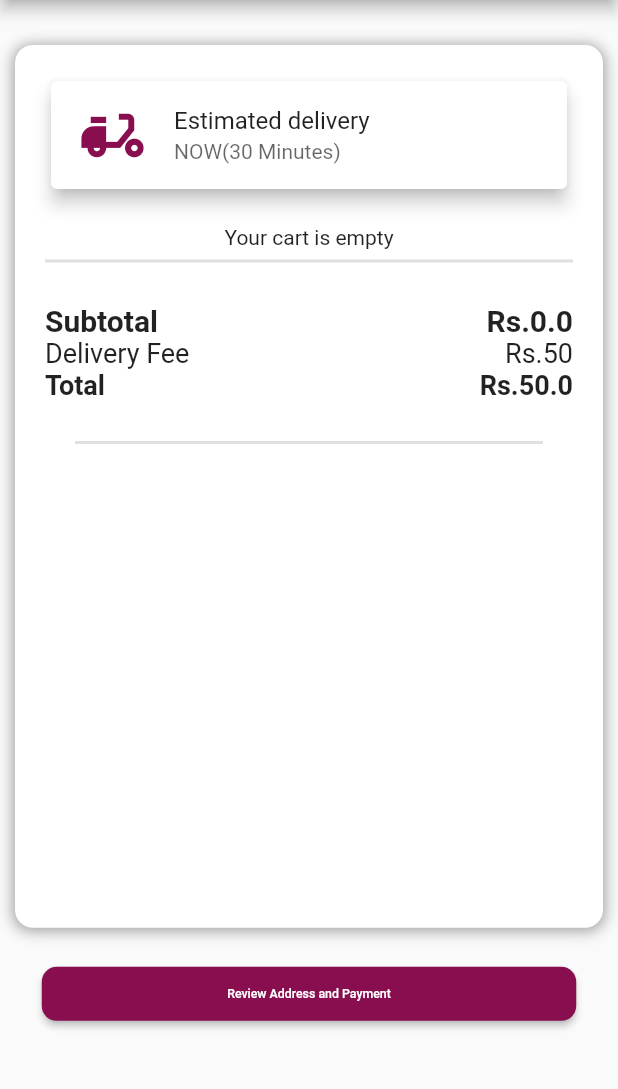
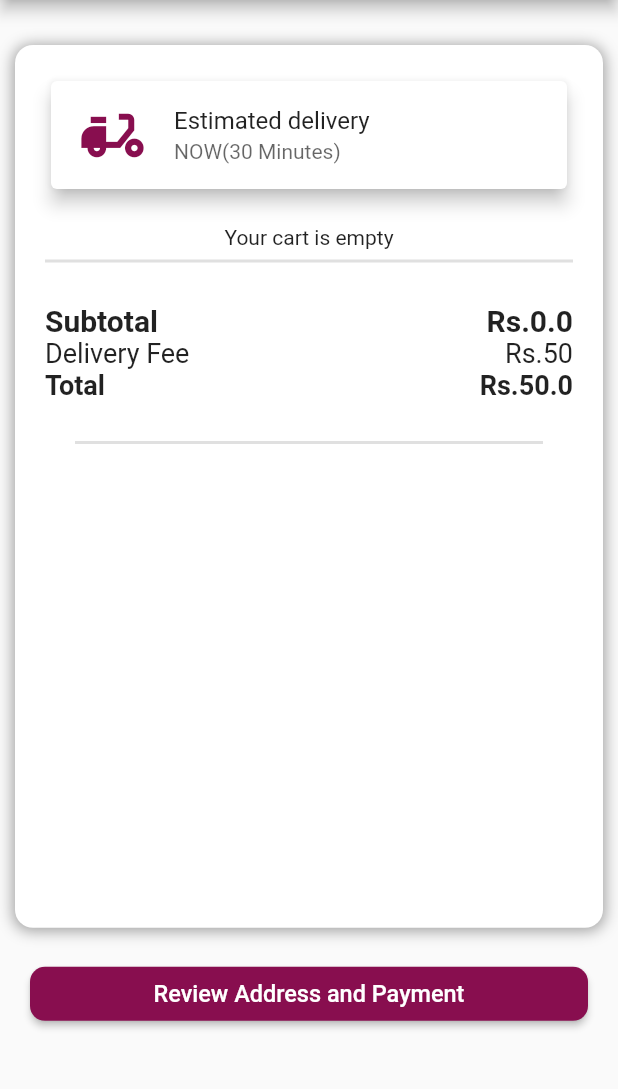
Before and after one commit to awais-tech/baltiApp, a Flutter app: the screen it shows after launch, after a tap on "Login", after a tap on the "shopping cart" icon, on a phone screen of 412 x 824 dp, the part 84-1173 px from its top. Run offline on Flutter 3.47's test engine with Material 2 defaults, Android fonts, the phone set to English and light mode, and no system bars; missing offline and left inert: sign_button; network calls fail.

Commit message:
Review Changings

```diff
--- a/lib/Screens/DetailScreen.dart
+++ b/lib/Screens/DetailScreen.dart
@@ -23,6 +23,7 @@ class ProductDetailScreen extends StatelessWidget {
     return Scaffold(
       appBar: AppBar(
         title: Text(loadedProduct.title),
+        backgroundColor: Colors.pink[900],
       ),
       body: Column(
         children: <Widget>[
--- a/lib/Screens/HomepageScreen.dart
+++ b/lib/Screens/HomepageScreen.dart
@@ -37,7 +37,7 @@ class _HomeScreenState extends State<HomeScreen> {
     return Scaffold(
       appBar: AppBar(
         backgroundColor: Colors.pink[900],
-        title: Text('Home Screen'),
+        title: FittedBox(fit: BoxFit.fitWidth, child: Text('Home Feed')),
         actions: <Widget>[
           PopupMenuButton(
             color: Colors.white,
--- a/lib/Screens/addtocart.dart
+++ b/lib/Screens/addtocart.dart
@@ -190,7 +190,7 @@ class _MycartState extends State<Mycart> {
                             vertical: 25,
                             horizontal: MediaQuery.of(context).size.width -
                                 MediaQuery.of(context).padding.top) *
-                        0.3),
+                        0.2),
                     backgroundColor: MaterialStateProperty.all(
                         Colors.pink[900]), // <-- Button color
                     overlayColor:
@@ -199,14 +199,17 @@ class _MycartState extends State<Mycart> {
                         return Colors.red; // <-- Splash color
                     }),
                   ),
+                  child: FittedBox(
+                    fit: BoxFit.fitWidth,
                     child: Text(
                       "Review Address and Payment",
                       style: TextStyle(
                           color: Colors.white,
                           fontSize: (MediaQuery.of(context).size.width -
                                   MediaQuery.of(context).padding.top) *
-                            0.02),
+                              0.04),
                       textAlign: TextAlign.center,
+                    ),
                   ),
                   onPressed: () => {},
                 ),
--- a/lib/Screens/login screen 1 (2).dart
+++ b/lib/Screens/login screen 1 (2).dart
@@ -142,11 +142,19 @@ class LoginScreen1 extends StatelessWidget {
                                     shape: MaterialStateProperty.all<
                                             RoundedRectangleBorder>(
                                         RoundedRectangleBorder(
-                                      borderRadius: BorderRadius.circular(18.0),
+                                      borderRadius: BorderRadius.circular(10.0),
                                     )),
                                     padding: MaterialStateProperty.all(
                                         EdgeInsets.symmetric(
-                                            vertical: 5, horizontal: 10)),
+                                                vertical: 1.5,
+                                                horizontal:
+                                                    MediaQuery.of(context)
+                                                            .size
+                                                            .width -
+                                                        MediaQuery.of(context)
+                                                            .padding
+                                                            .top) *
+                                            0.1),
                                     backgroundColor: MaterialStateProperty.all(
                                         Colors.pink[900]), // <-- Button color
                                     overlayColor: MaterialStateProperty
@@ -157,20 +165,24 @@ class LoginScreen1 extends StatelessWidget {
                                             .pink[700]; // <-- Splash color
                                     }),
                                   ),
+                                  child: FittedBox(
                                     child: new Row(
+                                      mainAxisAlignment:
+                                          MainAxisAlignment.center,
                                       children: <Widget>[
                                         new Padding(
                                           padding:
-                                            const EdgeInsets.only(left: 10.0),
+                                              const EdgeInsets.only(left: 1.0),
                                           child: Text(
                                             "Login",
-                                          style: TextStyle(color: Colors.white),
+                                            style:
+                                                TextStyle(color: Colors.white),
                                           ),
                                         ),
                                         new Transform.translate(
                                           offset: Offset(15.0, 0.0),
                                           child: new Container(
-                                          padding: const EdgeInsets.all(2.0),
+                                            //padding: const EdgeInsets.all(1.0),
                                             child: TextButton(
                                               child: Icon(
                                                 Icons.arrow_forward,
@@ -186,6 +198,7 @@ class LoginScreen1 extends StatelessWidget {
                                           ),
                                         )
                                       ],
+                                    ),
                                   ),
                                   onPressed: () => {
                                     Navigator.of(context).pushReplacementNamed(
--- a/lib/Screens/signup (1).dart
+++ b/lib/Screens/signup (1).dart
@@ -273,7 +273,7 @@ class Mysignuppage extends StatelessWidget {
                           "if you have an account.",
                           style: TextStyle(fontWeight: FontWeight.bold),
                         )),
-                        new Container(
+                        Container(
                           //padding: const EdgeInsets.only(left: 0),
                           child: TextButton(
                             style: TextButton.styleFrom(
--- a/lib/Widgets/tab.dart
+++ b/lib/Widgets/tab.dart
@@ -51,27 +51,27 @@ class _TabsScreenState extends State<TabsScreen> {
         onTap: _selectPage,
         backgroundColor: Colors.pink[900],
         unselectedItemColor: Colors.white,
-        selectedItemColor: Colors.pink[900],
+        selectedItemColor: Colors.amber,
         currentIndex: _selectedPageIndex,
         // type: BottomNavigationBarType.fixed,
         items: [
           BottomNavigationBarItem(
-            backgroundColor: Theme.of(context).primaryColor,
+            backgroundColor: Colors.pink[900],
             icon: Icon(Icons.home),
             label: 'Home',
           ),
           BottomNavigationBarItem(
-            backgroundColor: Theme.of(context).primaryColor,
+            backgroundColor: Colors.pink[900],
             icon: Icon(Icons.explore),
             label: 'Explore',
           ),
           BottomNavigationBarItem(
-            backgroundColor: Theme.of(context).primaryColor,
+            backgroundColor: Colors.pink[900],
             icon: Consumer<Cart>(
               builder: (_, cart, ch) => Badge(
                 child: ch,
                 value: cart.itemCount.toString(),
-                color: Colors.pink,
+                color: Colors.amber,
               ),
               child: Icon(
                 Icons.shopping_cart,
@@ -80,7 +80,7 @@ class _TabsScreenState extends State<TabsScreen> {
             label: 'Cart',
           ),
           BottomNavigationBarItem(
-            backgroundColor: Theme.of(context).primaryColor,
+            backgroundColor: Colors.pink[900],
             icon: Icon(Icons.settings),
             label: 'Account',
           ),
```
Also changed, not shown: lib/Widgets/cart_item_details.dart (+32 -19 lines). Lines whose indentation alone changed are shown as unchanged.
